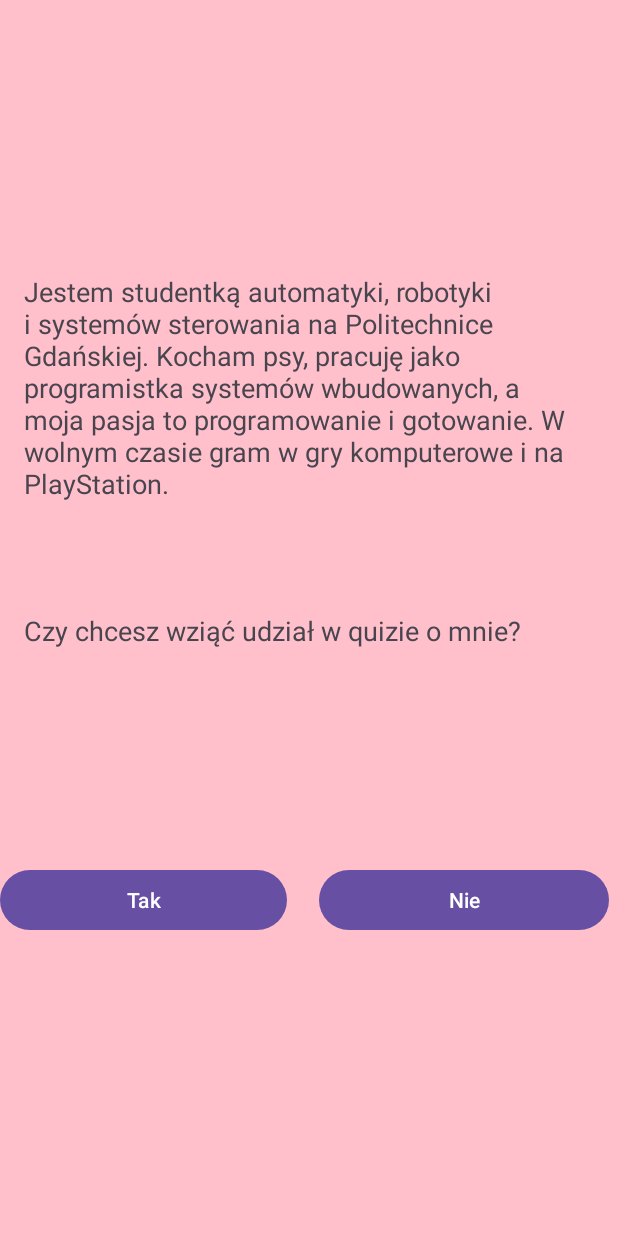
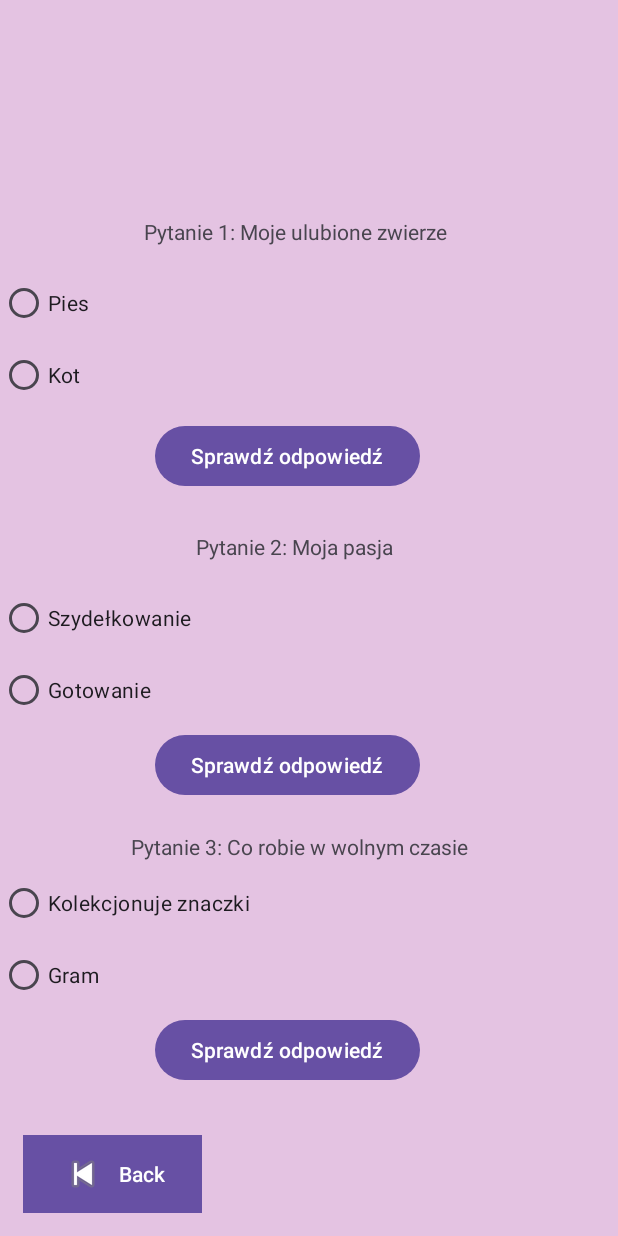
Before and after one commit to Calemira/myKotlinApp, an Android app: the AboutMeActivity screen opened directly, with no data from a screen before it, after a tap on "Tak", on a phone screen of 412 x 824 dp. Run offline under Robolectric (Android 15) with nearby library versions, the phone set to English and light mode, and no system bars.

Commit message:
dodanie quizu

```diff
--- a/app/src/main/AndroidManifest.xml
+++ b/app/src/main/AndroidManifest.xml
@@ -22,6 +22,7 @@
             </intent-filter>
         </activity>
         <activity android:name=".AboutMeActivity"></activity>
+        <activity android:name=".QuizActivity"></activity>
     </application>
 
 </manifest>
--- a/app/src/main/java/com/example/mykotlinapp/AboutMeActivity.kt
+++ b/app/src/main/java/com/example/mykotlinapp/AboutMeActivity.kt
@@ -20,4 +20,8 @@ class AboutMeActivity : AppCompatActivity() {
     fun returnToMain(view: View) {
         finish()
     }
+
+    fun goBack(view: View) {
+        onBackPressed()
+    }
 }
--- a/app/src/main/java/com/example/mykotlinapp/QuizActivity.kt
+++ b/app/src/main/java/com/example/mykotlinapp/QuizActivity.kt
@@ -1,4 +1,51 @@
 package com.example.mykotlinapp
 
-class QuizActivity {
+import android.os.Bundle
+import android.view.View
+import android.widget.RadioButton
+import android.widget.TextView
+import androidx.appcompat.app.AppCompatActivity
+
+class QuizActivity : AppCompatActivity() {
+    override fun onCreate(savedInstanceState: Bundle?) {
+        super.onCreate(savedInstanceState)
+        setContentView(R.layout.activity_quiz)
+    }
+
+    fun checkAnswer1(view: View) {
+        val radioButtonDog: RadioButton = findViewById(R.id.radioButtonDog)
+        val textViewResult1: TextView = findViewById(R.id.textViewResult1)
+
+        if (radioButtonDog.isChecked) {
+            textViewResult1.text = "Dobrze!"
+        } else {
+            textViewResult1.text = "Źle."
+        }
+    }
+
+    fun checkAnswer2(view: View) {
+        val radioButtonGotowanie: RadioButton = findViewById(R.id.radioButtonGotowanie)
+        val textViewResult2: TextView = findViewById(R.id.textViewResult2)
+
+        if (radioButtonGotowanie.isChecked) {
+            textViewResult2.text = "Dobrze!"
+        } else {
+            textViewResult2.text = "Źle."
+        }
+    }
+    fun checkAnswer3(view: View) {
+        val radioButtonGram: RadioButton = findViewById(R.id.radioButtonGram)
+        val textViewResult3: TextView = findViewById(R.id.textViewResult3)
+
+        if (radioButtonGram.isChecked) {
+            textViewResult3.text = "Dobrze!"
+        } else {
+            textViewResult3.text = "Źle."
+        }
+    }
+
+    fun goBack(view: View) {
+        onBackPressed()
+    }
+
 }
--- a/app/src/main/res/layout/activity_aboutme.xml
+++ b/app/src/main/res/layout/activity_aboutme.xml
@@ -11,39 +11,42 @@
         android:layout_width="match_parent"
         android:layout_height="wrap_content"
         android:layout_alignParentBottom="true"
-        android:layout_marginBottom="473dp"
+        android:layout_marginBottom="372dp"
         android:padding="16dp"
-        android:text="Jestem studentką automatyki, robotyki i systemów sterowania na Politechnice Gdańskiej. Kocham psy, pracuję jako programistka systemów wbudowanych, a moja pasja to programowanie i gotowanie. W wolnym czasie gram w gry komputerowe i na PlayStation."
+        android:text="Jestem studentką automatyki, robotyki i systemów sterowania na Politechnice Gdańskiej. Moim ulubionym ulubionym zwierzęciem są psy. Pracuje jako programistka systemów wbudowanych, a moja pasja to programowanie i gotowanie. W wolnym czasie gram w gry komputerowe i na PlayStation."
         android:textSize="18sp" />
 
     <TextView
         android:layout_width="match_parent"
         android:layout_height="wrap_content"
         android:layout_alignParentBottom="true"
-        android:layout_marginBottom="375dp"
+        android:layout_marginBottom="314dp"
         android:padding="16dp"
         android:text="Czy chcesz wziąć udział w quizie o mnie?"
-        android:textSize="18sp" />
+        android:textSize="20sp" />
 
     <Button
         android:id="@+id/buttonYes"
         android:layout_width="191dp"
         android:layout_height="wrap_content"
+        android:layout_alignParentEnd="true"
         android:layout_alignParentBottom="true"
-        android:layout_marginBottom="200dp"
+        android:layout_marginEnd="110dp"
+        android:layout_marginBottom="210dp"
         android:onClick="startQuiz"
         android:text="Tak" />
 
     <Button
-        android:id="@+id/buttonNo"
-        android:layout_width="193dp"
+        android:id="@+id/buttonBack"
+        android:layout_width="wrap_content"
         android:layout_height="wrap_content"
-        android:layout_alignParentEnd="true"
         android:layout_alignParentBottom="true"
-        android:layout_marginEnd="6dp"
-        android:layout_marginBottom="200dp"
-        android:onClick="returnToMain"
-        android:text="Nie" />
+        android:layout_marginTop='610dp'
+        android:layout_margin="15dp"
+        android:background="@android:color/holo_purple"
+        android:drawableLeft="@android:drawable/ic_media_previous"
+        android:onClick="goBack"
+        android:text="Back" />
 
 
 </RelativeLayout>
--- a/app/src/main/res/layout/activity_main.xml
+++ b/app/src/main/res/layout/activity_main.xml
@@ -20,7 +20,18 @@
         android:orientation="horizontal">
 
     </LinearLayout>
-    <!-- Ramka na zdjęcie -->
+
+    <TextView
+        android:id="@+id/aboutme"
+        android:layout_width="wrap_content"
+        android:layout_height="wrap_content"
+        android:layout_below="@+id/profileImage"
+        android:layout_alignParentEnd="true"
+        android:layout_marginTop="-382dp"
+        android:layout_marginEnd="94dp"
+        android:text="Aplikacja o mnie"
+        android:textSize="30sp" />
+
     <ImageView
         android:id="@+id/profileImage"
         android:layout_width="200dp"
@@ -29,7 +40,6 @@
         android:src="@drawable/hello_piesek"
         android:scaleType="fitXY" />
 
-    <!-- Imię i nazwisko -->
     <TextView
         android:id="@+id/yourName"
         android:layout_width="wrap_content"
--- /dev/null
+++ b/app/src/main/res/layout/activity_quiz.xml
@@ -0,0 +1,169 @@
+<?xml version="1.0" encoding="utf-8"?>
+<RelativeLayout xmlns:android="http://schemas.android.com/apk/res/android"
+    xmlns:app="http://schemas.android.com/apk/res-auto"
+    xmlns:tools="http://schemas.android.com/tools"
+    android:layout_width="match_parent"
+    android:layout_height="match_parent"
+    tools:context=".MainActivity"
+    android:background="#e4c3e2">
+
+    <TextView
+        android:layout_width="wrap_content"
+        android:layout_height="wrap_content"
+        android:layout_alignParentEnd="true"
+        android:layout_alignParentBottom="true"
+        android:layout_marginEnd="114dp"
+        android:layout_marginBottom="660dp"
+        android:text="Pytanie 1: Moje ulubione zwierze" />
+
+    <RadioGroup
+        android:layout_width="match_parent"
+        android:layout_height="wrap_content"
+        android:layout_alignParentBottom="true"
+        android:layout_marginBottom="550dp">
+
+        <RadioButton
+            android:id="@+id/radioButtonDog"
+            android:layout_width="wrap_content"
+            android:layout_height="wrap_content"
+            android:text="Pies" />
+
+        <RadioButton
+            android:id="@+id/radioButtonCat"
+            android:layout_width="wrap_content"
+            android:layout_height="wrap_content"
+            android:text="Kot" />
+    </RadioGroup>
+
+    <Button
+        android:id="@+id/buttonCheckAnswer1"
+        android:layout_width="wrap_content"
+        android:layout_height="wrap_content"
+        android:layout_alignParentEnd="true"
+        android:layout_alignParentBottom="true"
+        android:layout_marginEnd="132dp"
+        android:layout_marginBottom="496dp"
+        android:text="Sprawdź odpowiedź"
+        android:onClick="checkAnswer1"/>
+
+    <TextView
+        android:id="@+id/textViewResult1"
+        android:layout_width="wrap_content"
+        android:layout_height="wrap_content"
+        android:layout_alignParentEnd="true"
+        android:layout_alignParentBottom="true"
+        android:layout_marginEnd="200dp"
+        android:layout_marginBottom="474dp"
+        android:text="" />
+
+    <TextView
+        android:layout_width="wrap_content"
+        android:layout_height="wrap_content"
+        android:layout_alignParentEnd="true"
+        android:layout_alignParentBottom="true"
+        android:layout_marginEnd="149dp"
+        android:layout_marginBottom="450dp"
+        android:text="Pytanie 2: Moja pasja" />
+
+    <RadioGroup
+        android:layout_width="match_parent"
+        android:layout_height="wrap_content"
+        android:layout_alignParentBottom="true"
+        android:layout_marginBottom="340dp">
+
+        <RadioButton
+            android:id="@+id/radioButtonSzydełkowanie"
+            android:layout_width="wrap_content"
+            android:layout_height="wrap_content"
+            android:text="Szydełkowanie" />
+
+        <RadioButton
+            android:id="@+id/radioButtonGotowanie"
+            android:layout_width="wrap_content"
+            android:layout_height="wrap_content"
+            android:text="Gotowanie" />
+    </RadioGroup>
+
+    <Button
+        android:id="@+id/buttonCheckAnswer2"
+        android:layout_width="wrap_content"
+        android:layout_height="wrap_content"
+        android:layout_alignParentEnd="true"
+        android:layout_alignParentBottom="true"
+        android:layout_marginEnd="132dp"
+        android:layout_marginBottom="290dp"
+        android:text="Sprawdź odpowiedź"
+        android:onClick="checkAnswer2"/>
+
+    <TextView
+        android:layout_width="wrap_content"
+        android:layout_height="wrap_content"
+        android:text=""
+        android:layout_alignParentEnd="true"
+        android:layout_alignParentBottom="true"
+        android:layout_marginEnd="200dp"
+        android:layout_marginBottom="270dp"
+        android:id="@+id/textViewResult2" />
+
+    <TextView
+        android:layout_width="wrap_content"
+        android:layout_height="wrap_content"
+        android:layout_alignParentEnd="true"
+        android:layout_alignParentBottom="true"
+        android:layout_marginEnd="100dp"
+        android:layout_marginBottom="250dp"
+        android:text="Pytanie 3: Co robie w wolnym czasie" />
+
+    <RadioGroup
+        android:layout_width="match_parent"
+        android:layout_height="wrap_content"
+        android:layout_alignParentBottom="true"
+        android:layout_marginBottom="150dp">
+
+        <RadioButton
+            android:id="@+id/radioButtonZnaczki"
+            android:layout_width="wrap_content"
+            android:layout_height="wrap_content"
+            android:text="Kolekcjonuje znaczki" />
+
+        <RadioButton
+            android:id="@+id/radioButtonGram"
+            android:layout_width="wrap_content"
+            android:layout_height="wrap_content"
+            android:text="Gram" />
+    </RadioGroup>
+
+    <Button
+        android:id="@+id/buttonCheckAnswer3"
+        android:layout_width="wrap_content"
+        android:layout_height="wrap_content"
+        android:layout_alignParentEnd="true"
+        android:layout_alignParentBottom="true"
+        android:layout_marginEnd="132dp"
+        android:layout_marginBottom="100dp"
+        android:text="Sprawdź odpowiedź"
+        android:onClick="checkAnswer3"/>
+
+    <TextView
+        android:layout_width="wrap_content"
+        android:layout_height="wrap_content"
+        android:text=""
+        android:layout_alignParentEnd="true"
+        android:layout_alignParentBottom="true"
+        android:layout_marginEnd="200dp"
+        android:layout_marginBottom="70dp"
+        android:id="@+id/textViewResult3" />
+
+    <Button
+        android:id="@+id/buttonBack"
+        android:layout_width="wrap_content"
+        android:layout_height="wrap_content"
+        android:layout_alignParentBottom="true"
+        android:layout_marginTop='610dp'
+        android:layout_margin="15dp"
+        android:background="@android:color/holo_purple"
+        android:drawableLeft="@android:drawable/ic_media_previous"
+        android:onClick="goBack"
+        android:text="Back" />
+
+</RelativeLayout>
```
